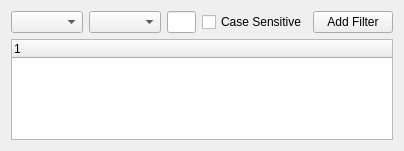
Qt form ui/AdvancedFilterSearch.ui (promto-c/pyqt-advanced-tree-widget) before a commit.
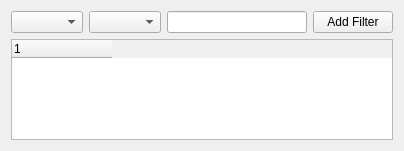
The same form after that commit.

Commit message: add more args for TablerQIcon

What changed in the file:
```diff
--- a/ui/AdvancedFilterSearch.ui
+++ b/ui/AdvancedFilterSearch.ui
@@ -25,13 +25,6 @@
      <item>
       <widget class="QLineEdit" name="keywordLineEdit"/>
      </item>
-     <item>
-      <widget class="QCheckBox" name="caseSensitiveCheckBox">
-       <property name="text">
-        <string>Case Sensitive</string>
-       </property>
-      </widget>
-     </item>
      <item>
       <widget class="QPushButton" name="addFilterButton">
        <property name="text">
@@ -43,6 +36,21 @@
    </item>
    <item>
     <widget class="QTreeWidget" name="filterTreeWidget">
+     <property name="rootIsDecorated">
+      <bool>false</bool>
+     </property>
+     <property name="itemsExpandable">
+      <bool>false</bool>
+     </property>
+     <property name="allColumnsShowFocus">
+      <bool>true</bool>
+     </property>
+     <attribute name="headerMinimumSectionSize">
+      <number>32</number>
+     </attribute>
+     <attribute name="headerStretchLastSection">
+      <bool>false</bool>
+     </attribute>
      <column>
       <property name="text">
        <string notr="true">1</string>
```
The commit also changes 2 other files.
